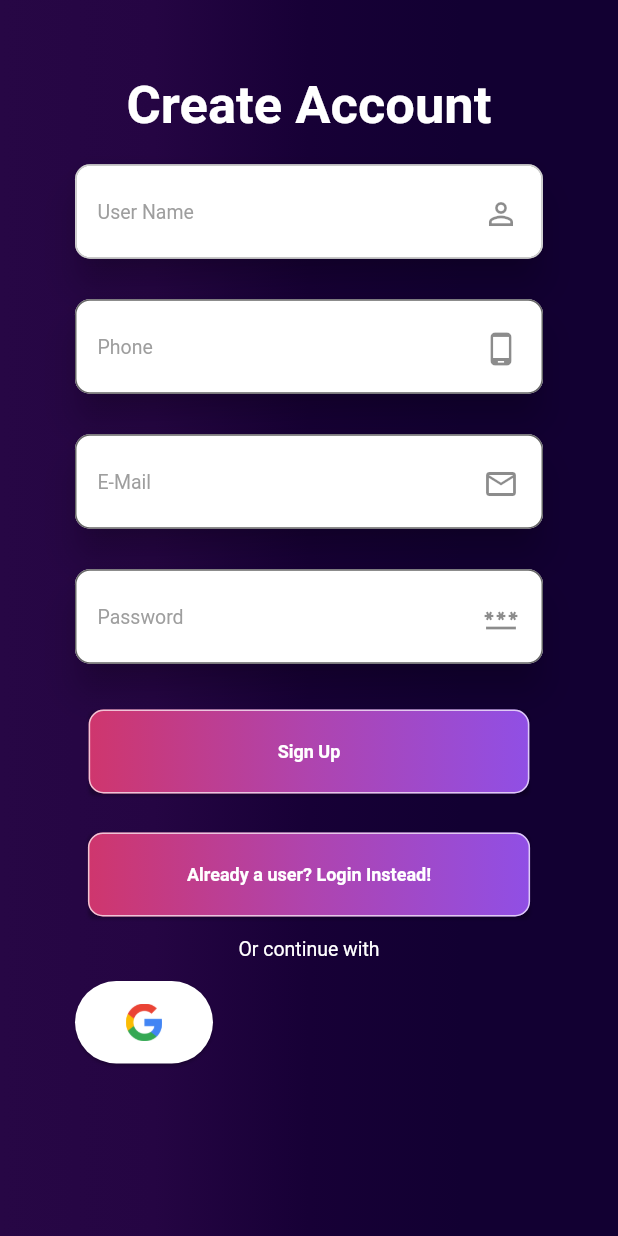
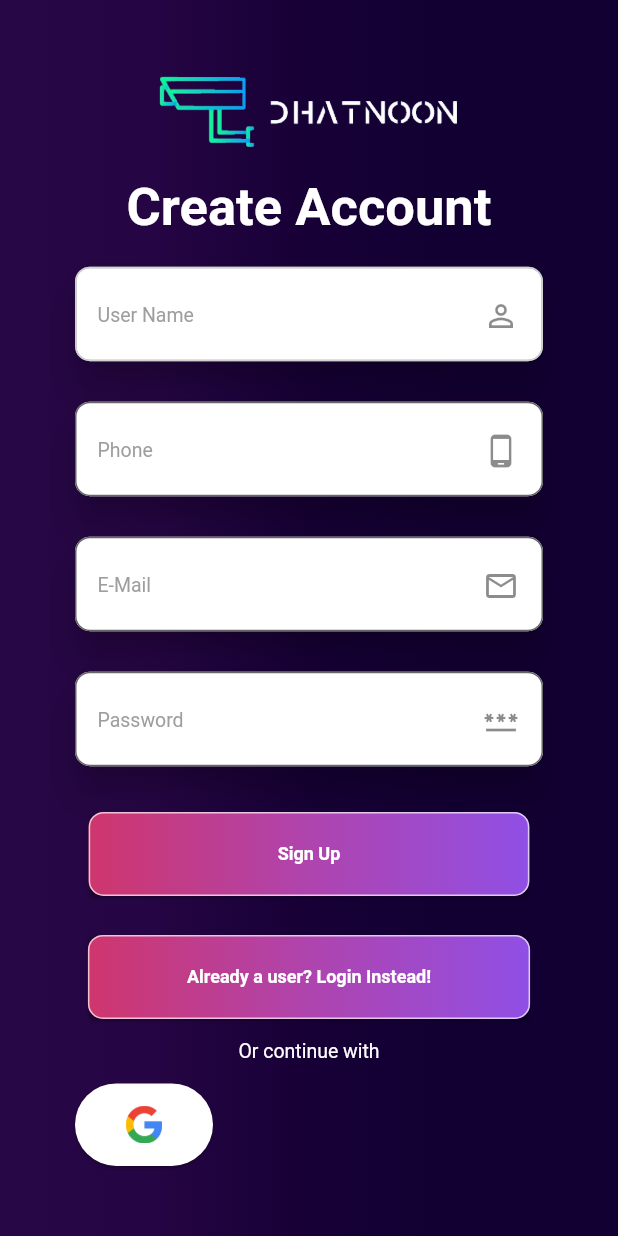
Before and after one commit to Swagnik02/Dhatnoon, a Flutter app: the screen it shows after launch, after a tap on "Log In", after a tap on "New User? Create an account instead!", on a phone screen of 412 x 824 dp. Run offline on Flutter 3.47's test engine with Material 2 defaults, Android fonts, the phone set to English and light mode, and no system bars; our stand-ins replace accordion, animate_do, audioplayers, awesome_notifications, camera, cloud_firestore and 11 more; missing offline and left inert: agora_uikit, auth_handler, bouncy_widget, clickable_list_wheel_view, curved_drawer_fork, day_night_time_picker and 5 more; accounts and stored records are empty.

Commit message:
Added App logo on auth screen

```diff
--- a/lib/screens/login.dart
+++ b/lib/screens/login.dart
@@ -89,9 +89,17 @@
                 child: Column(
                   mainAxisAlignment: MainAxisAlignment.center,
                   children: [
-                    const SizedBox(
-                      height: 10,
+                    const SizedBox(height: 20),
+                    Row(
+                      mainAxisAlignment: MainAxisAlignment.center,
+                      children: [
+                        Image.asset(
+                          'assets/logon.png',
+                          width: 200,
+                        )
+                      ],
                     ),
+                    const SizedBox(height: 10),
                     const Text(
                       " \n Welcome Back \n",
                       style: TextStyle(
@@ -144,8 +152,8 @@
                                 ),
                                 keyboardType: TextInputType.emailAddress),
                             _emailIsValid
-                                ? SizedBox(height: 10)
-                                : SizedBox(height: 95),
+                                ? const SizedBox(height: 10)
+                                : const SizedBox(height: 95),
                           ],
                         ),
                       ),
@@ -196,8 +204,8 @@
                               keyboardType: TextInputType.visiblePassword,
                             ),
                             _passwordIsValid
-                                ? SizedBox(height: 10)
-                                : SizedBox(height: 95),
+                                ? const SizedBox(height: 10)
+                                : const SizedBox(height: 95),
                           ],
                         ),
                       ),
@@ -301,7 +309,7 @@
                                   ),
                                   color: Colors.white,
                                   child: Padding(
-                                    padding: EdgeInsets.all(15),
+                                    padding: const EdgeInsets.all(15),
                                     // child: Text(
                                     //   "G",
                                     //   style: TextStyle(
--- a/lib/screens/signup.dart
+++ b/lib/screens/signup.dart
@@ -86,35 +86,18 @@
                     mainAxisAlignment: MainAxisAlignment.center,
                     crossAxisAlignment: CrossAxisAlignment.center,
                     children: [
-                      // Row(
-                      //   mainAxisAlignment: MainAxisAlignment.spaceBetween,
-                      //   children: [
-                      //     Spacer(),
-                      //     InkWell(
-                      //       onTap: () => Get.to(const LogIn(),
-                      //           transition: Transition.downToUp),
-                      //       child: Card(
-                      //         shape: RoundedRectangleBorder(
-                      //           borderRadius: BorderRadius.circular(15.0),
-                      //         ),
-                      //         color: Colors.grey.shade600,
-                      //         child: const Padding(
-                      //           padding: EdgeInsets.all(8),
-                      //           child: Text(
-                      //             "Log In",
-                      //             style: TextStyle(
-                      //               fontSize: 14,
-                      //               color: Color(0xff120032),
-                      //               fontWeight: FontWeight.bold,
-                      //             ),
-                      //           ),
-                      //         ),
-                      //       ),
-                      //     ),
-                      //   ],
-                      // ),
+                      const SizedBox(height: 10),
+                      Row(
+                        mainAxisAlignment: MainAxisAlignment.center,
+                        children: [
+                          Image.asset(
+                            'assets/logon.png',
+                            width: 200,
+                          )
+                        ],
+                      ),
                       const SizedBox(
-                        height: 10,
+                        height: 20,
                       ),
                       const Text(
                         "Create Account",
@@ -525,7 +508,7 @@
                       ),
                       const SizedBox(height: 10),
                       InkWell(
-                        onTap: () => Get.to(const SignUp(),
+                        onTap: () => Get.to(const LogIn(),
                             transition: Transition.downToUp),
                         child: Card(
                           color: Colors.transparent,
@@ -579,7 +562,7 @@
                                   ),
                                   color: Colors.white,
                                   child: Padding(
-                                    padding: EdgeInsets.all(15),
+                                    padding: const EdgeInsets.all(15),
                                     child: Image.asset(
                                       'assets/google-logo.png',
                                       width: 25,
--- a/pubspec.yaml
+++ b/pubspec.yaml
@@ -95,6 +95,7 @@
   # To add assets to your application, add an assets section, like this:
   assets:
     - assets/google-logo.png
+    - assets/logon.png
     # - images/a_dot_ham.jpeg
 
   # An image asset can refer to one or more resolution-specific "variants", see
```
Also changed, not shown: assets/logon.png.
